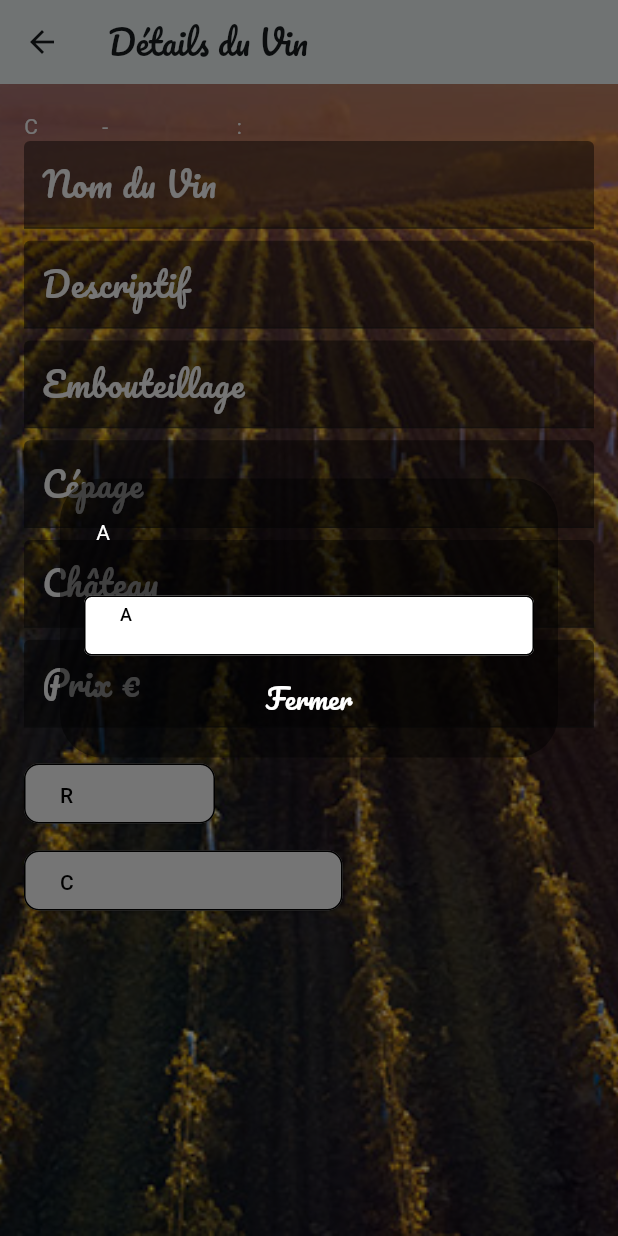
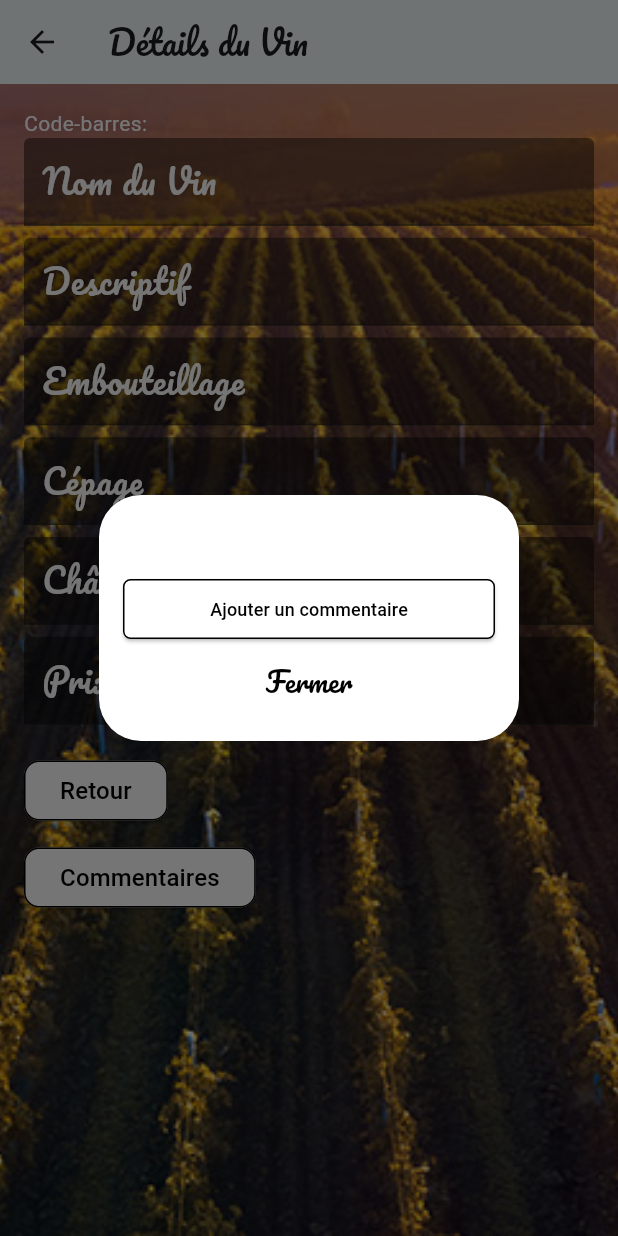
Before and after one commit to abdelouahedKanouni/ShazamDeVin, a Flutter app: the WineDetailsPage screen opened directly with empty values, after a tap on "Commentaires", on a phone screen of 412 x 824 dp. Run offline on Flutter 3.47's test engine with Material 3 defaults, Android fonts, the light colour scheme and no system bars; our stand-ins replace flutter_rating_bar, fluttertoast, google_fonts, shared_preferences; missing offline and left inert: barcode_scan2, qr_code_scanner; accounts and stored records are empty; network calls fail.

Commit message:
Les icones marchent ainsi que refonte de la vision des commentaires

```diff
--- a/lib/main.dart
+++ b/lib/main.dart
@@ -20,7 +20,7 @@ class MyApp extends StatelessWidget {
       theme: ThemeData(
         colorScheme: ColorScheme.fromSeed(seedColor: Colors.white),
         useMaterial3: true,
-        fontFamily: 'MaterialIcons',
+        fontFamily: 'Roboto',
       ),
       home: LoginScreen(),
       routes: {
--- a/lib/models/GlobalData.dart
+++ b/lib/models/GlobalData.dart
@@ -1,7 +1,7 @@
 import 'package:http/http.dart';
 
 class GlobalData{
- static const  String server = 'http://10.0.2.2:8080';
+ static const  String server = 'http://192.168.1.27:8080';
  static String cookie = '';
 
  static void updateCookieSession(Response response) {
--- a/lib/screens/wine_details.dart
+++ b/lib/screens/wine_details.dart
@@ -55,11 +55,17 @@ class _WineDetailsPageState extends State<WineDetailsPage> {
             children: [
               Text(
                 'Code-barres: ${widget.barcode}',
-                style: const TextStyle(color: Colors.white),
+                style: const TextStyle(
+                  color: Colors.white,
+                  fontFamily: 'Roboto',
+                ),
               ),
               TextField(
                 controller: nomController,
-                style: const TextStyle(color: Colors.white),
+                style: const TextStyle(
+                  color: Colors.white,
+                  fontFamily: 'Roboto',
+                ),
                 decoration: InputDecoration(
                   labelText: 'Nom du Vin',
                   labelStyle: GoogleFonts.pacifico(fontSize: 22.0, color: Colors.white),
@@ -72,7 +78,10 @@ class _WineDetailsPageState extends State<WineDetailsPage> {
               const SizedBox(height: 8.0),
               TextField(
                 controller: descriptifController,
-                style:  TextStyle(color: Colors.white),
+                style: const TextStyle(
+                  color: Colors.white,
+                  fontFamily: 'Roboto',
+                ),
                 decoration:  InputDecoration(
                   labelText: 'Descriptif',
                   labelStyle: GoogleFonts.pacifico(fontSize: 22.0, color: Colors.white),
@@ -85,7 +94,10 @@ class _WineDetailsPageState extends State<WineDetailsPage> {
               const SizedBox(height: 8.0),
               TextField(
                 controller: embouteillageController,
-                style: const TextStyle(color: Colors.white),
+                style: const TextStyle(
+                  color: Colors.white,
+                  fontFamily: 'Roboto',
+                ),
                 decoration:  InputDecoration(
                   labelText: 'Embouteillage',
                   labelStyle: GoogleFonts.pacifico(fontSize: 22.0, color: Colors.white),
@@ -98,7 +110,10 @@ class _WineDetailsPageState extends State<WineDetailsPage> {
               const SizedBox(height: 8.0),
               TextField(
                 controller: cepageController,
-                style: const TextStyle(color: Colors.white),
+                style: const TextStyle(
+                  color: Colors.white,
+                  fontFamily: 'Roboto',
+                ),
                 decoration:  InputDecoration(
                   labelText: 'Cépage',
                   labelStyle: GoogleFonts.pacifico(fontSize: 22.0, color: Colors.white),
@@ -111,7 +126,10 @@ class _WineDetailsPageState extends State<WineDetailsPage> {
               const SizedBox(height: 8.0),
               TextField(
                 controller: chateauController,
-                style:  TextStyle(color: Colors.white),
+                style:  const TextStyle(
+                  color: Colors.white,
+                  fontFamily: 'Roboto',
+                ),
                 decoration:  InputDecoration(
                   labelText: 'Château',
                   labelStyle: GoogleFonts.pacifico(fontSize: 22.0, color: Colors.white),
@@ -124,7 +142,10 @@ class _WineDetailsPageState extends State<WineDetailsPage> {
               const SizedBox(height: 8.0),
               TextField(
                 controller: prixController,
-                style: const TextStyle(color: Colors.white),
+                style: const TextStyle(
+                  color: Colors.white,
+                  fontFamily: 'Roboto',
+                ),
                 decoration:  InputDecoration(
                   labelText: 'Prix €',
                   labelStyle: GoogleFonts.pacifico(fontSize: 22.0, color: Colors.white),
@@ -151,7 +172,13 @@ class _WineDetailsPageState extends State<WineDetailsPage> {
                           side: BorderSide(color: Colors.white),
                         ),
                       ),
-                      child: const Text('Annuler'),
+                      child: const Text(
+                        'Annuler',
+                        style: TextStyle(
+                          fontFamily: 'Roboto',
+                          fontSize: 16.0,
+                        ),
+                      ),
                     ),
                     ElevatedButton(
                       onPressed: () {
@@ -165,7 +192,13 @@ class _WineDetailsPageState extends State<WineDetailsPage> {
                           side: BorderSide(color: Colors.black),
                         ),
                       ),
-                      child: const Text('Enregistrer'),
+                      child: const Text(
+                        'Enregistrer',
+                        style: TextStyle(
+                          fontFamily: 'Roboto',
+                          fontSize: 16.0,
+                        ),
+                      ),
                     ),
                   ],
                 ),
@@ -182,7 +215,13 @@ class _WineDetailsPageState extends State<WineDetailsPage> {
                             side: BorderSide(color: Colors.white),
                           ),
                         ),
-                        child: const Text('Supprimer'),
+                        child: const Text(
+                          'Supprimer',
+                          style: TextStyle(
+                            fontFamily: 'Roboto',
+                            fontSize: 16.0,
+                          ),
+                        ),
                       ),
                     ] else ... [
                       ElevatedButton(
@@ -197,7 +236,13 @@ class _WineDetailsPageState extends State<WineDetailsPage> {
                             side: BorderSide(color: Colors.black),
                           ),
                         ),
-                        child: const Text('Retour'),
+                        child: const Text(
+                          'Retour',
+                          style: TextStyle(
+                            fontFamily: 'Roboto',
+                            fontSize: 16.0,
+                          ),
+                        ),
                       ),
               ],
               const SizedBox(height: 10.0),
@@ -213,7 +258,13 @@ class _WineDetailsPageState extends State<WineDetailsPage> {
                     side: BorderSide(color: Colors.black),
                   ),
                 ),
-                child: const Text('Commentaires'),
+                child: const Text(
+                  'Commentaires',
+                  style: TextStyle(
+                    fontFamily: 'Roboto',
+                    fontSize: 16.0,
+                  ),
+                ),
               ),
             ],
           ),
@@ -226,11 +277,11 @@ class _WineDetailsPageState extends State<WineDetailsPage> {
   void initState() {
     super.initState();
     _checkAdminStatus();
+    _getIdUser();
     _loadWineDetails();
   }
 
   void _showComments() {
-    // Créer une liste pour stocker les sections de chaque utilisateur
     List<Widget> userSections = [];
 
     for (var commentaire in commentaires) {
@@ -242,33 +293,50 @@ class _WineDetailsPageState extends State<WineDetailsPage> {
               future: _getUserIdentifiant(commentaire.createdBy),
               builder: (context, snapshot) {
                 if (snapshot.connectionState == ConnectionState.done) {
-                  return Text(
-                    'Utilisateur: ${snapshot.data}',
-                    style: TextStyle(color: Colors.white),
+                  return Row(
+                    children: [
+                      Text(
+                        '${snapshot.data} ',
+                        style: const TextStyle(
+                          fontWeight: FontWeight.bold,
+                        ),
+                      ),
+                      RatingBarIndicator(
+                        rating: commentaire.note.toDouble(),
+                        itemBuilder: (context, index) => const Icon(
+                          Icons.star,
+                          color: Colors.amber,
+                        ),
+                        itemCount: 5,
+                        itemSize: 20.0,
+                        direction: Axis.horizontal,
+                      ),
+                    ],
                   );
                 } else {
-                  return Text(
+                  return const Text(
                     'Chargement...',
-                    style: TextStyle(color: Colors.white),
+                    style: TextStyle(
+                      color: Colors.black,
+                      fontFamily: 'Roboto',
+                      fontSize: 12.0,
+                    ),
                   );
                 }
               },
             ),
-
           ),
           ListTile(
             title: Text(
-              '${commentaire.commentaire}',
-              style: TextStyle(color: Colors.white),
+              commentaire.commentaire,
+              style: const TextStyle(
+                color: Colors.black,
+                fontFamily: 'Roboto',
+                fontSize: 12.0,
+              ),
             ),
           ),
-          ListTile(
-            title: Text(
-              '${commentaire.note}',
-              style: TextStyle(color: Colors.white),
-            ),
-          ),
-          if (isAdmin) ... [
+          if (isAdmin || idUser == commentaire.createdBy ) ... [
             ElevatedButton(
               onPressed: () {
                 _deleteComment(commentaire.commentId);
@@ -281,11 +349,17 @@ class _WineDetailsPageState extends State<WineDetailsPage> {
                   side: BorderSide(color: Colors.white),
                 ),
               ),
-              child: Text('Supprimer'),
+              child: const Text(
+                'Supprimer',
+                style: TextStyle(
+                  fontFamily: 'Roboto',
+                  fontSize: 12.0,
+                ),
+              ),
 
             ),
           ],
-          Divider(color: Colors.white),
+          const Divider(color: Colors.black),
         ],
       );
 
@@ -297,14 +371,17 @@ class _WineDetailsPageState extends State<WineDetailsPage> {
       builder: (BuildContext context) {
         return SimpleDialog(
           contentPadding: EdgeInsets.all(16.0),
-          backgroundColor: Colors.black.withOpacity(0.45),
+          backgroundColor: Colors.white,
           children: [
             if (commentaires.isEmpty)
-              Padding(
-                padding: const EdgeInsets.all(8.0),
+              const Padding(
+                padding: EdgeInsets.all(8.0),
                 child: Text(
                   'Aucun commentaire disponible',
-                  style: TextStyle(color: Colors.white),
+                  style: TextStyle(
+                    color: Colors.white,
+                    fontFamily: 'Roboto',
+                  ),
                 ),
               )
             else
@@ -325,7 +402,13 @@ class _WineDetailsPageState extends State<WineDetailsPage> {
                 ),
                 fixedSize: Size(10.0, 30.0),
               ),
-              child: const Text('Ajouter un commentaire', style: TextStyle(fontSize: 12.0)),
+              child: const Text(
+                  'Ajouter un commentaire',
+                  style: TextStyle(
+                    fontSize: 12.0,
+                    fontFamily: 'Roboto',
+                  )
+              ),
             ),
             TextButton(
               onPressed: () {
@@ -335,7 +418,7 @@ class _WineDetailsPageState extends State<WineDetailsPage> {
                 'Fermer',
                 style: TextStyle(
                   fontSize: 18.0,
-                  color: Colors.white,
+                  color: Colors.black,
                   fontFamily: 'Pacifico',
                 ),
               ),
@@ -350,7 +433,10 @@ class _WineDetailsPageState extends State<WineDetailsPage> {
     try {
       var response = await http.post(
         Uri.parse('${GlobalData.server}/wine/getIdentifiant'),
-        headers: {'Content-Type': 'application/json'},
+        headers: {
+          'Content-Type': 'application/json',
+          'Cookie': GlobalData.cookie ?? '',
+        },
         body: jsonEncode({'userId': userId}),
       );
 
@@ -374,26 +460,14 @@ class _WineDetailsPageState extends State<WineDetailsPage> {
       builder: (BuildContext context) {
         return AlertDialog(
           contentPadding: EdgeInsets.all(5.0),
-          backgroundColor: Colors.black.withOpacity(0.8),
+          backgroundColor: Colors.white,
           content: Column(
+            mainAxisSize: MainAxisSize.min,
             children: [
-              TextField(
-                controller: commentController,
-                style: const TextStyle(color: Colors.white),
-                decoration:  InputDecoration(
-                  labelText: 'Commentaire',
-                  labelStyle: const TextStyle(fontSize: 18.0, color: Colors.white),
-                  border: const OutlineInputBorder(),
-                  filled: true,
-                  fillColor: Colors.white.withOpacity(0.2),
-                ),
-                minLines: 2,
-                maxLines: 3,
-              ),
               const SizedBox(height: 15.0),
               Row(
                 children: [
-                  const Text('Note :', style: TextStyle(color: Colors.white)),
+                  const Text('', style: TextStyle(color: Colors.white)),
                   const SizedBox(width: 10.0),
                   RatingBar.builder(
                     initialRating: newRating,
@@ -412,6 +486,20 @@ class _WineDetailsPageState extends State<WineDetailsPage> {
                   ),
                 ],
               ),
+              const SizedBox(height: 15.0),
+              TextField(
+                controller: commentController,
+                style: const TextStyle(color: Colors.black),
+                decoration:  InputDecoration(
+                  labelText: 'Commentaire',
+                  labelStyle: const TextStyle(fontSize: 12.0, color: Colors.black),
+                  border: const OutlineInputBorder(),
+                  filled: true,
+                  fillColor: Colors.white.withOpacity(0.2),
+                ),
+                minLines: 2,
+                maxLines: 3,
+              ),
             ],
           ),
           actions: [
@@ -421,7 +509,7 @@ class _WineDetailsPageState extends State<WineDetailsPage> {
               },
               child: const Text(
                 'Annuler',
-                style: TextStyle(fontSize: 18.0, color: Colors.white, fontFamily: 'Pacifico'),
+                style: TextStyle(fontSize: 18.0, color: Colors.black, fontFamily: 'Pacifico'),
               ),
             ),
             ElevatedButton(
@@ -430,12 +518,12 @@ class _WineDetailsPageState extends State<WineDetailsPage> {
                 Navigator.of(context).pop();
               },
               style: ElevatedButton.styleFrom(
-                primary: Colors.white,
-                onPrimary: Colors.black,
+                primary: Colors.black,
+                onPrimary: Colors.white,
               ),
               child: const Text(
                 'Ajouter',
-                style: TextStyle(fontSize: 18.0, color: Colors.black, fontFamily: 'Pacifico'),
+                style: TextStyle(fontSize: 18.0, color: Colors.white, fontFamily: 'Pacifico'),
               ),
             ),
           ],
@@ -455,7 +543,10 @@ class _WineDetailsPageState extends State<WineDetailsPage> {
     try {
       var response = await http.post(
         Uri.parse('${GlobalData.server}/wine/addComment'),
-        headers: {'Content-Type': 'application/json'},
+        headers: {
+          'Content-Type': 'application/json',
+          'Cookie': GlobalData.cookie ?? '',
+        },
         body: jsonEncode({
           'wineId': widget.barcode,
           'commentaire': commentaire,
@@ -475,6 +566,8 @@ class _WineDetailsPageState extends State<WineDetailsPage> {
           fontSize: 18.0,
         );
         _loadWineDetails();
+        Navigator.of(context).pop();
+        _showComments();
       }
     } catch (e) {
       print('Erreur lors de l\'ajout du commentaire : $e');
@@ -485,7 +578,10 @@ class _WineDetailsPageState extends State<WineDetailsPage> {
     try {
       var response = await http.post(
         Uri.parse('${GlobalData.server}/wine/deleteComment'),
-        headers: {'Content-Type': 'application/json'},
+        headers: {
+          'Content-Type': 'application/json',
+          'Cookie': GlobalData.cookie ?? '',
+      },
         body: jsonEncode({
           'wineId': widget.barcode,
           'commentId': commentId,
@@ -503,6 +599,8 @@ class _WineDetailsPageState extends State<WineDetailsPage> {
           fontSize: 18.0,
         );
         _loadWineDetails();
+        Navigator.of(context).pop();
+        _showComments();
       }
     } catch (e) {
       print('Erreur lors de la suppression du commentaire : $e');
@@ -520,11 +618,23 @@ class _WineDetailsPageState extends State<WineDetailsPage> {
     }
   }
 
+  Future<void> _getIdUser() async {
+    final session = await getSession();
+    if (session != null) {
+      setState(() {
+        idUser = session['userId'] ?? false;
+      });
+    }
+  }
+
   Future<void> _loadWineDetails() async {
     try {
       var response = await http.post(
         Uri.parse('${GlobalData.server}/wine/loadDetails'),
-        headers: {'Content-Type': 'application/json'},
+        headers: {
+          'Content-Type': 'application/json',
+          'Cookie': GlobalData.cookie ?? '',
+          },
         body: jsonEncode({'barcode': widget.barcode}),
       );
 
--- a/pubspec.yaml
+++ b/pubspec.yaml
@@ -36,3 +36,8 @@ flutter:
   assets:
     - assets/images/Vin.jpg
     - assets/images/Vigne.jpg
+
+  fonts:
+    - family: Roboto
+
+  uses-material-design: true
```
Also changed, not shown: pubspec.lock, 2 other files.
